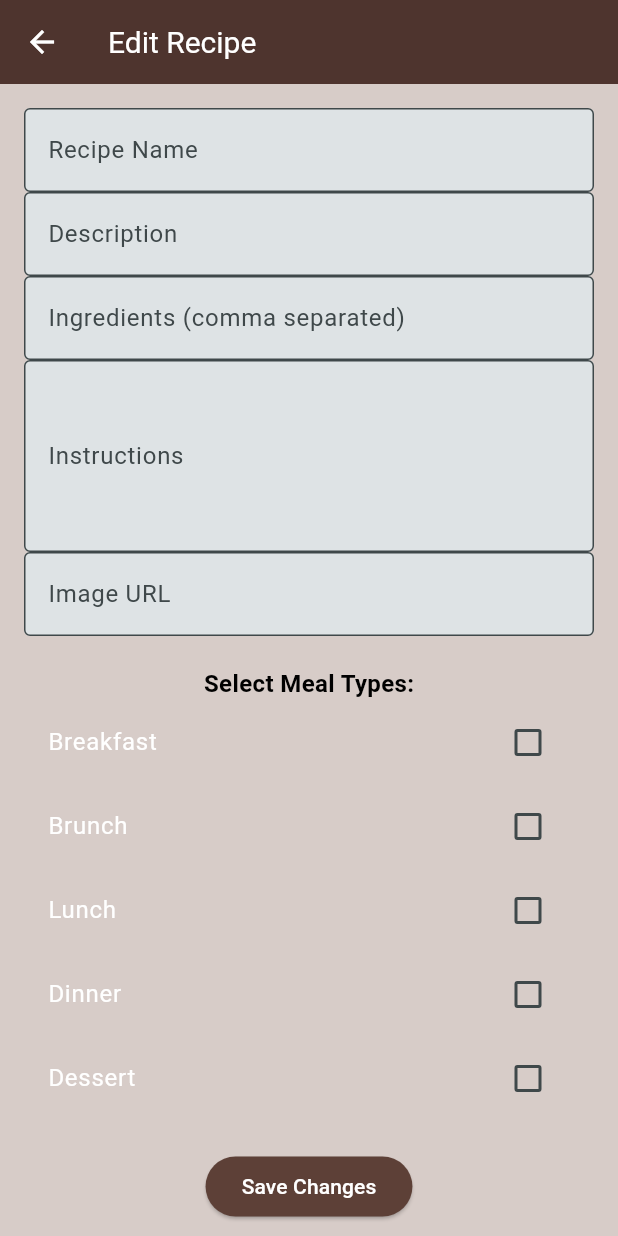
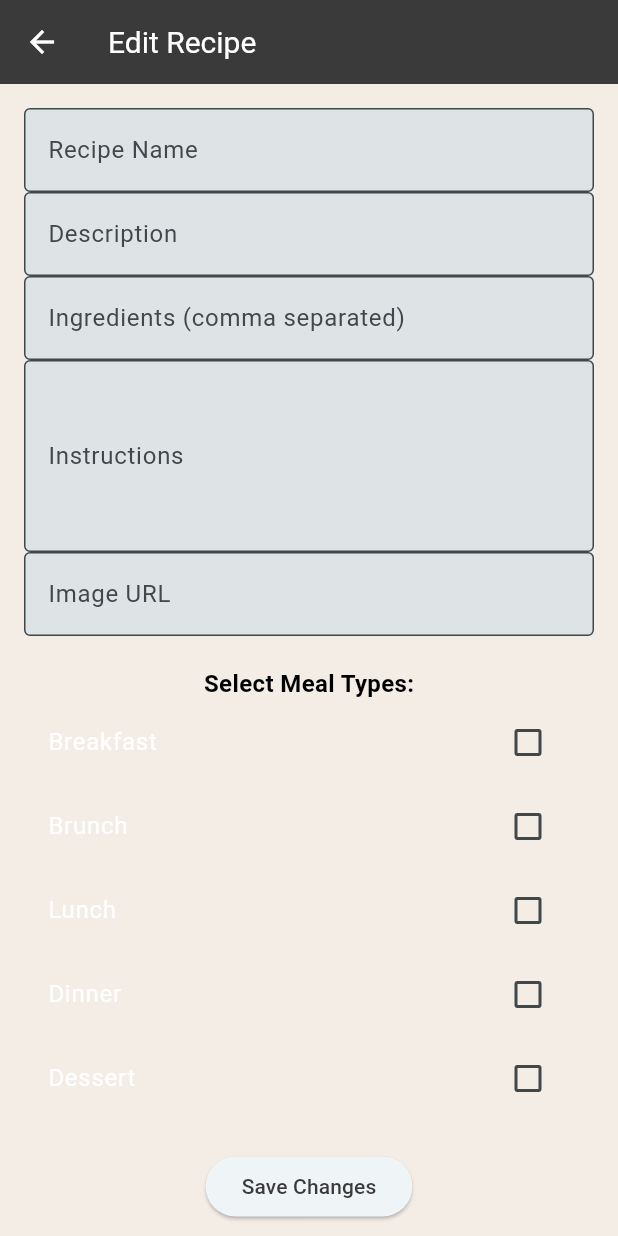
Before and after one commit to consnel8/FinalProject, a Flutter app: the EditRecipePage screen opened directly with empty values, on a phone screen of 412 x 824 dp. Run offline on Flutter 3.47's test engine with Material 3 defaults, Android fonts, the light colour scheme and no system bars; our stand-ins replace adaptive_theme, flex_color_scheme, geolocator; project files that could hold a hidden picture were left out.

Commit message:
Update edit_recipe_page.dart

```diff
--- a/finalproject/lib/edit_recipe_page.dart
+++ b/finalproject/lib/edit_recipe_page.dart
@@ -50,15 +50,18 @@ class _EditRecipePageState extends State<EditRecipePage> {
 
   @override
   Widget build(BuildContext context) {
-    final Color backgroundColor = Colors.brown[100]!;
+    //final Color backgroundColor = Colors.brown[100]!;
 
     return Scaffold(
-      backgroundColor: backgroundColor,
+      //backgroundColor: backgroundColor,
       appBar: AppBar(
         title: const Text('Edit Recipe'),
-        backgroundColor: Colors.brown[800],
-        titleTextStyle: const TextStyle(color: Colors.white, fontSize: 20),
-        iconTheme: const IconThemeData(color: Colors.white),
+        //backgroundColor: Colors.brown[800],
+        titleTextStyle: const TextStyle(
+            //color: Colors.white,
+            fontSize: 20
+        ),
+        //iconTheme: const IconThemeData(color: Colors.white),
       ),
       body: SingleChildScrollView(
         padding: const EdgeInsets.all(16.0),
@@ -108,8 +111,8 @@ class _EditRecipePageState extends State<EditRecipePage> {
             ElevatedButton(
               onPressed: saveEditedRecipe,
               style: ElevatedButton.styleFrom(
-                backgroundColor: Colors.brown[700],
-                foregroundColor: Colors.white, // Set text color to white
+                //backgroundColor: Colors.brown[700],
+                //foregroundColor: Colors.white, // Set text color to white
               ),
               child: const Text('Save Changes'),
             ),
```
